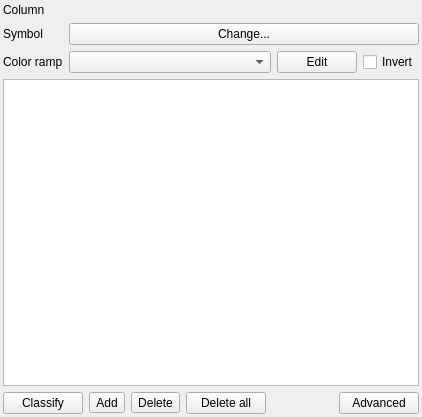
This is src/ui/qgscategorizedsymbolrendererv2widget.ui in qgis/QGIS as Qt 5 draws it before an edit. The edited form follows.
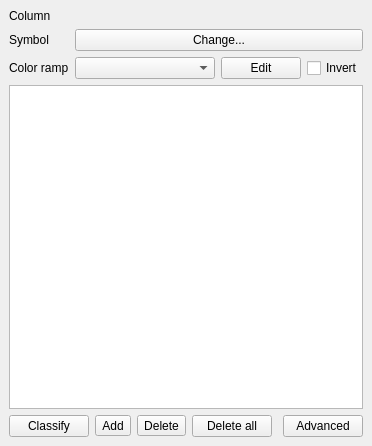
This is the edited form. Icons and pictures are not drawn. Custom widgets are drawn as their Qt base class.

Diff of the .ui file:
```diff
--- a/src/ui/qgscategorizedsymbolrendererv2widget.ui
+++ b/src/ui/qgscategorizedsymbolrendererv2widget.ui
@@ -6,14 +6,21 @@
    <rect>
     <x>0</x>
     <y>0</y>
-    <width>422</width>
-    <height>417</height>
+    <width>372</width>
+    <height>446</height>
    </rect>
   </property>
-  <layout class="QGridLayout" name="gridLayout">
+  <layout class="QVBoxLayout" name="verticalLayout">
    <property name="margin">
-    <number>3</number>
+    <number>0</number>
    </property>
+   <item>
+    <widget class="QStackedWidget" name="mStackedWidget">
+     <property name="currentIndex">
+      <number>0</number>
+     </property>
+     <widget class="QWidget" name="page">
+      <layout class="QGridLayout" name="gridLayout">
    <item row="0" column="0">
     <widget class="QLabel" name="label_3">
      <property name="sizePolicy">
@@ -27,6 +34,16 @@
      </property>
     </widget>
    </item>
+       <item row="0" column="1">
+        <widget class="QgsFieldExpressionWidget" name="mExpressionWidget" native="true">
+         <property name="maximumSize">
+          <size>
+           <width>500</width>
+           <height>16777215</height>
+          </size>
+         </property>
+        </widget>
+       </item>
    <item row="1" column="0">
     <widget class="QLabel" name="label_9">
      <property name="sizePolicy">
@@ -40,6 +57,19 @@
      </property>
     </widget>
    </item>
+       <item row="1" column="1">
+        <widget class="QPushButton" name="btnChangeCategorizedSymbol">
+         <property name="sizePolicy">
+          <sizepolicy hsizetype="Expanding" vsizetype="Fixed">
+           <horstretch>1</horstretch>
+           <verstretch>0</verstretch>
+          </sizepolicy>
+         </property>
+         <property name="text">
+          <string>Change...</string>
+         </property>
+        </widget>
+       </item>
    <item row="2" column="0">
     <widget class="QLabel" name="label_10">
      <property name="sizePolicy">
@@ -53,7 +83,41 @@
      </property>
     </widget>
    </item>
-   <item row="3" column="0" colspan="3">
+       <item row="2" column="1">
+        <layout class="QHBoxLayout" name="horizontalLayout">
+         <item>
+          <widget class="QgsColorRampComboBox" name="cboCategorizedColorRamp">
+           <property name="sizePolicy">
+            <sizepolicy hsizetype="Expanding" vsizetype="Fixed">
+             <horstretch>1</horstretch>
+             <verstretch>0</verstretch>
+            </sizepolicy>
+           </property>
+          </widget>
+         </item>
+         <item>
+          <widget class="QPushButton" name="mButtonEditRamp">
+           <property name="text">
+            <string>Edit</string>
+           </property>
+          </widget>
+         </item>
+         <item>
+          <widget class="QCheckBox" name="cbxInvertedColorRamp">
+           <property name="sizePolicy">
+            <sizepolicy hsizetype="Fixed" vsizetype="Fixed">
+             <horstretch>0</horstretch>
+             <verstretch>0</verstretch>
+            </sizepolicy>
+           </property>
+           <property name="text">
+            <string>Invert</string>
+           </property>
+          </widget>
+         </item>
+        </layout>
+       </item>
+       <item row="3" column="0" colspan="2">
     <widget class="QTreeView" name="viewCategories">
      <property name="contextMenuPolicy">
       <enum>Qt::CustomContextMenu</enum>
@@ -87,7 +151,7 @@
      </property>
     </widget>
    </item>
-   <item row="4" column="0" colspan="3">
+       <item row="4" column="0" colspan="2">
     <layout class="QHBoxLayout" name="horizontalLayout_3">
      <item>
       <widget class="QPushButton" name="btnAddCategories">
@@ -151,61 +215,9 @@
      </item>
     </layout>
    </item>
-   <item row="2" column="1" colspan="2">
-    <layout class="QHBoxLayout" name="horizontalLayout">
-     <item>
-      <widget class="QgsColorRampComboBox" name="cboCategorizedColorRamp">
-       <property name="sizePolicy">
-        <sizepolicy hsizetype="Expanding" vsizetype="Fixed">
-         <horstretch>1</horstretch>
-         <verstretch>0</verstretch>
-        </sizepolicy>
-       </property>
-      </widget>
-     </item>
-     <item>
-      <widget class="QPushButton" name="mButtonEditRamp">
-       <property name="text">
-        <string>Edit</string>
-       </property>
-      </widget>
-     </item>
-     <item>
-      <widget class="QCheckBox" name="cbxInvertedColorRamp">
-       <property name="sizePolicy">
-        <sizepolicy hsizetype="Fixed" vsizetype="Fixed">
-         <horstretch>0</horstretch>
-         <verstretch>0</verstretch>
-        </sizepolicy>
-       </property>
-       <property name="text">
-        <string>Invert</string>
-       </property>
-      </widget>
-     </item>
-    </layout>
-   </item>
-   <item row="0" column="1" colspan="2">
-    <widget class="QgsFieldExpressionWidget" name="mExpressionWidget" native="true">
-     <property name="maximumSize">
-      <size>
-       <width>500</width>
-       <height>16777215</height>
-      </size>
-     </property>
-    </widget>
-   </item>
-   <item row="1" column="1" colspan="2">
-    <widget class="QPushButton" name="btnChangeCategorizedSymbol">
-     <property name="sizePolicy">
-      <sizepolicy hsizetype="Expanding" vsizetype="Fixed">
-       <horstretch>1</horstretch>
-       <verstretch>0</verstretch>
-      </sizepolicy>
-     </property>
-     <property name="text">
-      <string>Change...</string>
-     </property>
+      </layout>
+     </widget>
+     <widget class="QWidget" name="page_2"/>
     </widget>
    </item>
   </layout>
```
Lines whose indentation alone changed are shown as unchanged.
